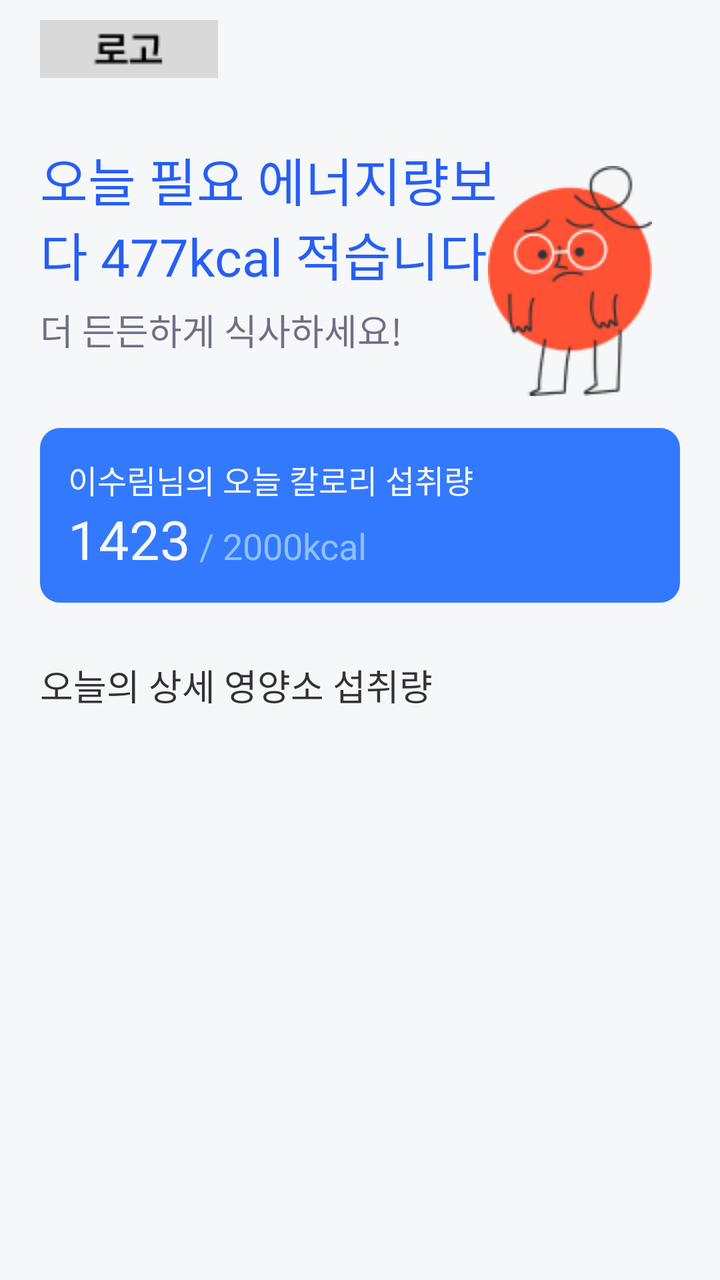
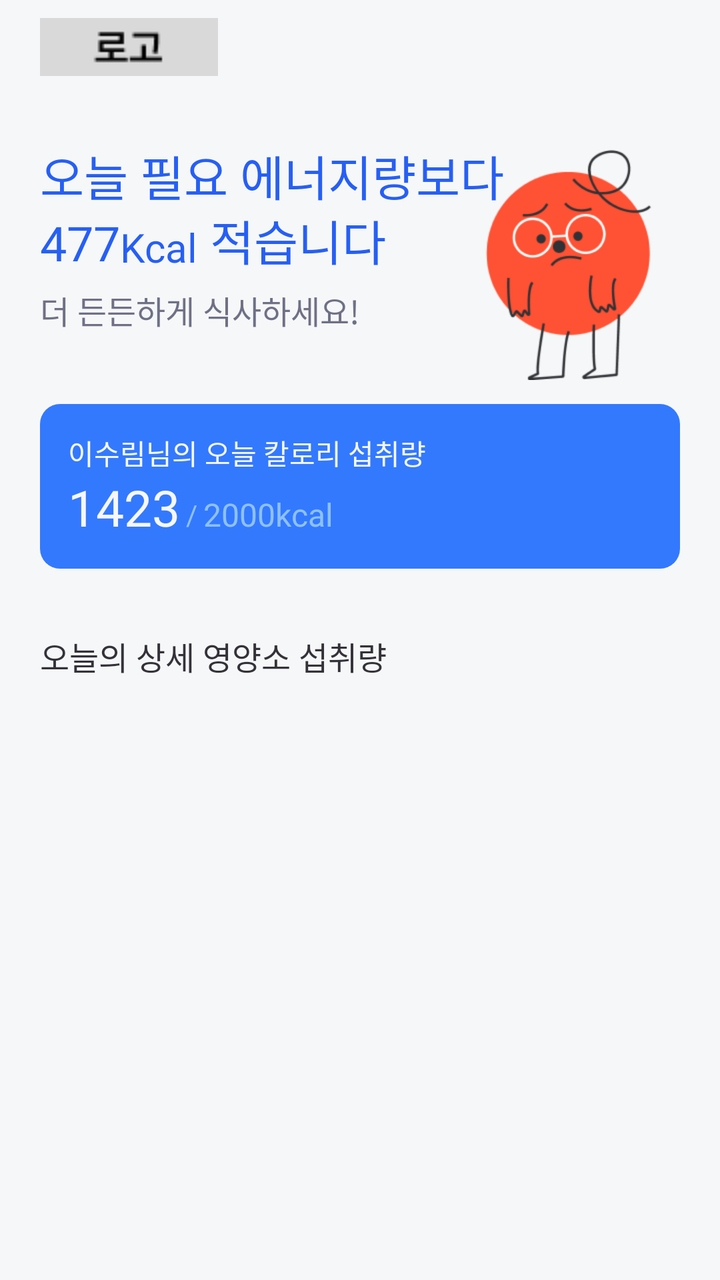

Two renders of the same Android screen: before a commit and after it. Below are the layout's source before the change and the commit's diff.
<!-- AndroidManifest.xml: application theme Theme.BeYourEyes -->
<!-- res/layout/fragment_home.xml -->
<?xml version="1.0" encoding="utf-8"?>
<ScrollView xmlns:android="http://schemas.android.com/apk/res/android"
    xmlns:app="http://schemas.android.com/apk/res-auto"
    xmlns:tools="http://schemas.android.com/tools"
    android:id="@+id/layout"
    android:layout_width="match_parent"
    android:layout_height="match_parent"
    android:background="@color/gray_50"
    tools:context=".ui.home.HomeFragment">


    <androidx.constraintlayout.widget.ConstraintLayout
        android:layout_width="match_parent"
        android:layout_height="wrap_content">

        <ImageView
            android:id="@+id/logo"
            android:layout_width="wrap_content"
            android:layout_height="wrap_content"
            android:layout_marginStart="20dp"
            android:layout_marginTop="10dp"
            android:src="@drawable/tmp_home_logo"
            app:layout_constraintStart_toStartOf="parent"
            app:layout_constraintTop_toTopOf="parent" />

        <ImageView
            android:id="@+id/topCharacter"
            android:layout_width="wrap_content"
            android:layout_height="wrap_content"
            android:layout_marginTop="83dp"
            android:layout_marginEnd="34dp"
            android:src="@drawable/tmp_home_illust"
            app:layout_constraintEnd_toEndOf="parent"
            app:layout_constraintTop_toTopOf="parent" />

        <LinearLayout
            android:id="@+id/topMsgLayout"
            android:layout_width="0dp"
            android:layout_height="wrap_content"
            android:layout_marginStart="20dp"
            android:layout_marginTop="32dp"
            android:layout_marginEnd="102dp"
            android:orientation="vertical"
            app:layout_constraintEnd_toEndOf="parent"
            app:layout_constraintStart_toStartOf="parent"
            app:layout_constraintTop_toBottomOf="@+id/logo">

            <TextView
                android:id="@+id/topMsgBig"
                android:layout_width="match_parent"
                android:layout_height="wrap_content"
                android:layout_marginBottom="6dp"
                android:fontFamily="@font/wanted_sans_bold"
                android:text="오늘 필요 에너지량보다 477kcal 적습니다"
                android:textColor="@color/blue_600"
                android:textSize="26sp" />

            <TextView
                android:id="@+id/topMsgSmall"
                android:layout_width="match_parent"
                android:layout_height="wrap_content"
                android:fontFamily="@font/wanted_sans_semi_bold"
                android:text="더 든든하게 식사하세요!"
                android:textColor="@color/gray_700"
                android:textSize="18sp" />
        </LinearLayout>

        <LinearLayout
            android:id="@+id/kcalLayout"
            android:layout_width="0dp"
            android:layout_height="wrap_content"
            android:layout_marginStart="20dp"
            android:layout_marginTop="16dp"
            android:layout_marginEnd="20dp"
            android:background="@drawable/bg_blue_500_rds_10"
            android:orientation="vertical"
            android:padding="14dp"
            app:layout_constraintEnd_toEndOf="parent"
            app:layout_constraintStart_toStartOf="parent"
            app:layout_constraintTop_toBottomOf="@+id/topCharacter">

            <TextView
                android:id="@+id/textView9"
                android:layout_width="wrap_content"
                android:layout_height="wrap_content"
                android:layout_weight="1"
                android:fontFamily="@font/wanted_sans_bold"
                android:text="이수림님의 오늘 칼로리 섭취량"
                android:textColor="@color/gray_50"
                android:textSize="16sp" />

            <LinearLayout
                android:layout_width="match_parent"
                android:layout_height="match_parent"
                android:layout_weight="1"
                android:orientation="horizontal">

                <TextView
                    android:id="@+id/textView11"
                    android:layout_width="wrap_content"
                    android:layout_height="wrap_content"
                    android:fontFamily="@font/wanted_sans_bold"
                    android:text="1423"
                    android:textColor="@color/gray_50"
                    android:textSize="27sp" />

                <TextView
                    android:id="@+id/textView12"
                    android:layout_width="match_parent"
                    android:layout_height="wrap_content"
                    android:fontFamily="@font/wanted_sans_extra_bold"
                    android:text=" / 2000kcal"
                    android:textColor="@color/blue_300"
                    android:textSize="18sp" />
            </LinearLayout>

        </LinearLayout>

        <TextView
            android:id="@+id/todayIntakeLabel"
            android:layout_width="match_parent"
            android:layout_height="wrap_content"
            android:layout_marginHorizontal="20dp"
            android:layout_marginTop="28dp"

            android:fontFamily="@font/wanted_sans_bold"
            android:text="오늘의 상세 영양소 섭취량"
            android:textColor="@color/gray_950"
            android:textSize="18sp"
            app:layout_constraintEnd_toEndOf="parent"
            app:layout_constraintHorizontal_bias="0.6"
            app:layout_constraintStart_toStartOf="parent"
            app:layout_constraintTop_toBottomOf="@+id/kcalLayout" />


        <androidx.recyclerview.widget.RecyclerView
            android:id="@+id/intakeRecyclerView"
            android:layout_width="match_parent"
            android:layout_height="wrap_content"
            android:layout_marginHorizontal="13dp"
            android:layout_marginTop="10dp"
            app:layout_constraintEnd_toEndOf="parent"
            app:layout_constraintStart_toStartOf="parent"
            app:layout_constraintTop_toBottomOf="@+id/todayIntakeLabel" />


    </androidx.constraintlayout.widget.ConstraintLayout>
</ScrollView>
<!-- resources referenced by this layout -->
<resources>
  <color name="blue_300">#8EC1FF</color>
  <color name="blue_600">#265FF4</color>
  <color name="gray_50">#F6F7F8</color>
  <color name="gray_700">#6F7086</color>
  <color name="gray_950">#333239</color>
  <!-- drawable bg_blue_500_rds_10 (drawable) -->
  <?xml version="1.0" encoding="utf-8"?>
  <shape
      xmlns:android="http://schemas.android.com/apk/res/android"
      android:shape="rectangle">
      <solid android:color="@color/blue_500" />
      <corners android:radius="10dp" />
  </shape>
  <!-- drawable tmp_home_illust: png bitmap (drawable, 7068 bytes) -->
  <!-- drawable tmp_home_logo: png bitmap (drawable, 526 bytes) -->
  <style name="Theme.BeYourEyes" parent="Theme.MaterialComponents.Light.NoActionBar">
          
          <item name="colorPrimary">@color/blue_500</item>
          <item name="colorPrimaryVariant">@color/blue_700</item>
          <item name="colorOnPrimary">@color/white</item>
          
          <item name="colorSecondary">@color/teal_200</item>
          <item name="colorSecondaryVariant">@color/teal_700</item>
          <item name="colorOnSecondary">@color/black</item>
          
          <item name="android:statusBarColor">@color/gray_50</item>
          <item name="android:windowLightStatusBar">true</item>
          <item name="android:navigationBarColor">@color/gray_50</item>
          
          <item name="chipStyle">@style/TextChipStyle</item>
      </style>
  <color name="blue_500">#3379FE</color>
  <color name="blue_700">#1543E0</color>
  <color name="white">#FFFFFFFF</color>
  <color name="teal_200">#FF03DAC5</color>
  <color name="teal_700">#FF018786</color>
  <color name="black">#FF000000</color>
  <style name="TextChipStyle" parent="Widget.MaterialComponents.Chip.Choice">
          <item name="chipCornerRadius">10dp</item>
          <item name="chipMinHeight">58dp</item>
          <item name="chipBackgroundColor">@color/chip_bg_color</item>
          <item name="android:textColor">@color/chip_text_color</item>
          <item name="chipStrokeColor">@color/chip_stroke_color</item>
          <item name="chipStrokeWidth">2dp</item>
          <item name="android:textAlignment">center</item>
          <item name="fontFamily">@font/wanted_sans_semi_bold</item>
          <item name="android:textSize">16sp</item>
          <item name="android:paddingTop">14dp</item>
          <item name="android:paddingBottom">14dp</item>
      </style>
</resources>

<!-- the commit's change to res/layout/fragment_home.xml (unified diff, before → after) -->
@@ -6,6 +6,7 @@
     android:layout_width="match_parent"
     android:layout_height="match_parent"
     android:background="@color/gray_50"
+    android:scrollbarSize="0dp"
     tools:context=".ui.home.HomeFragment">
 
 
@@ -18,131 +19,197 @@
             android:layout_width="wrap_content"
             android:layout_height="wrap_content"
             android:layout_marginStart="20dp"
-            android:layout_marginTop="10dp"
+            android:layout_marginTop="9dp"
             android:src="@drawable/tmp_home_logo"
             app:layout_constraintStart_toStartOf="parent"
             app:layout_constraintTop_toTopOf="parent" />
 
-        <ImageView
-            android:id="@+id/topCharacter"
-            android:layout_width="wrap_content"
-            android:layout_height="wrap_content"
-            android:layout_marginTop="83dp"
-            android:layout_marginEnd="34dp"
-            android:src="@drawable/tmp_home_illust"
+        <androidx.constraintlayout.widget.ConstraintLayout
+            android:id="@+id/topMsgLayout"
+            android:layout_width="match_parent"
+            android:layout_height="wrap_content"
+            android:layout_marginStart="20dp"
+            android:layout_marginTop="70dp"
+            android:layout_marginEnd="20dp"
             app:layout_constraintEnd_toEndOf="parent"
-            app:layout_constraintTop_toTopOf="parent" />
-
-        <LinearLayout
-            android:id="@+id/topMsgLayout"
-            android:layout_width="0dp"
-            android:layout_height="wrap_content"
-            android:layout_marginStart="20dp"
-            android:layout_marginTop="32dp"
-            android:layout_marginEnd="102dp"
-            android:orientation="vertical"
-            app:layout_constraintEnd_toEndOf="parent"
-            app:layout_constraintStart_toStartOf="parent"
-            app:layout_constraintTop_toBottomOf="@+id/logo">
-
-            <TextView
-                android:id="@+id/topMsgBig"
-                android:layout_width="match_parent"
-                android:layout_height="wrap_content"
-                android:layout_marginBottom="6dp"
-                android:fontFamily="@font/wanted_sans_bold"
-                android:text="오늘 필요 에너지량보다 477kcal 적습니다"
-                android:textColor="@color/blue_600"
-                android:textSize="26sp" />
+            app:layout_constraintStart_toStartOf="parent"
+            app:layout_constraintTop_toTopOf="parent">
+
+            <ImageView
+                android:id="@+id/topCharacter"
+                android:layout_width="84dp"
+                android:layout_height="115dp"
+                android:layout_marginTop="5dp"
+                android:layout_marginEnd="14dp"
+                android:src="@drawable/home_sad_2x"
+                app:layout_constraintBottom_toBottomOf="parent"
+                app:layout_constraintEnd_toEndOf="parent"
+                app:layout_constraintHorizontal_bias="1.0"
+                app:layout_constraintStart_toEndOf="@+id/topMsg1"
+                app:layout_constraintTop_toTopOf="parent"
+                app:layout_constraintVertical_bias="1.0" />
+
+            <TextView
+                android:id="@+id/topMsg1"
+                android:layout_width="wrap_content"
+                android:layout_height="wrap_content"
+                android:fontFamily="@font/wanted_sans_bold"
+                android:text="오늘 필요 에너지량보다"
+                android:textColor="@color/blue_600"
+                android:textSize="24sp"
+                app:layout_constraintStart_toStartOf="parent"
+                app:layout_constraintTop_toTopOf="parent" />
+
+            <TextView
+                android:id="@+id/topMsg2"
+                android:layout_width="wrap_content"
+                android:layout_height="wrap_content"
+                android:fontFamily="@font/wanted_sans_bold"
+                android:text=" 적습니다"
+                android:textColor="@color/blue_600"
+                android:textSize="24sp"
+                app:layout_constraintBottom_toBottomOf="@+id/topMsgKcal"
+                app:layout_constraintStart_toEndOf="@+id/topMsgKcalUnit" />
+
+            <TextView
+                android:id="@+id/topMsgKcal"
+                android:layout_width="wrap_content"
+                android:layout_height="wrap_content"
+                android:fontFamily="@font/wanted_sans_extra_black"
+                android:text="477"
+                android:textColor="@color/blue_600"
+                android:textSize="24sp"
+                app:layout_constraintStart_toStartOf="parent"
+                app:layout_constraintTop_toBottomOf="@+id/topMsg1" />
+
+            <TextView
+                android:id="@+id/topMsgKcalUnit"
+                android:layout_width="wrap_content"
+                android:layout_height="wrap_content"
+                android:fontFamily="@font/wanted_sans_extra_bold"
+                android:text="Kcal"
+                android:textColor="@color/blue_600"
+                android:textSize="20sp"
+                app:layout_constraintBottom_toBottomOf="@+id/topMsgKcal"
+                app:layout_constraintStart_toEndOf="@+id/topMsgKcal"
+                app:layout_constraintTop_toTopOf="@+id/topMsgKcal"
+                app:layout_constraintVertical_bias="0.93" />
 
             <TextView
                 android:id="@+id/topMsgSmall"
-                android:layout_width="match_parent"
-                android:layout_height="wrap_content"
+                android:layout_width="wrap_content"
+                android:layout_height="wrap_content"
+                android:layout_marginTop="6dp"
                 android:fontFamily="@font/wanted_sans_semi_bold"
                 android:text="더 든든하게 식사하세요!"
                 android:textColor="@color/gray_700"
-                android:textSize="18sp" />
-        </LinearLayout>
-
-        <LinearLayout
-            android:id="@+id/kcalLayout"
-            android:layout_width="0dp"
+                android:textSize="16sp"
+                app:layout_constraintStart_toStartOf="parent"
+                app:layout_constraintTop_toBottomOf="@+id/topMsgKcal" />
+        </androidx.constraintlayout.widget.ConstraintLayout>
+
+        <androidx.constraintlayout.widget.ConstraintLayout
+            android:id="@+id/todayKcalLayout"
+            android:layout_width="match_parent"
             android:layout_height="wrap_content"
             android:layout_marginStart="20dp"
-            android:layout_marginTop="16dp"
+            android:layout_marginTop="12dp"
             android:layout_marginEnd="20dp"
             android:background="@drawable/bg_blue_500_rds_10"
-            android:orientation="vertical"
             android:padding="14dp"
             app:layout_constraintEnd_toEndOf="parent"
             app:layout_constraintStart_toStartOf="parent"
-            app:layout_constraintTop_toBottomOf="@+id/topCharacter">
-
-            <TextView
-                android:id="@+id/textView9"
-                android:layout_width="wrap_content"
-                android:layout_height="wrap_content"
-                android:layout_weight="1"
+            app:layout_constraintTop_toBottomOf="@id/topMsgLayout">
+
+            <TextView
+                android:id="@+id/todayKcalLabel"
+                android:layout_width="wrap_content"
+                android:layout_height="wrap_content"
                 android:fontFamily="@font/wanted_sans_bold"
                 android:text="이수림님의 오늘 칼로리 섭취량"
                 android:textColor="@color/gray_50"
-                android:textSize="16sp" />
-
-            <LinearLayout
+                android:textSize="14sp"
+                app:layout_constraintStart_toStartOf="parent"
+                app:layout_constraintTop_toTopOf="parent" />
+
+            <TextView
+                android:id="@+id/kcalToday"
+                android:layout_width="wrap_content"
+                android:layout_height="wrap_content"
+                android:fontFamily="@font/wanted_sans_bold"
+                android:text="1423"
+                android:textColor="@color/gray_50"
+                android:textSize="25sp"
+                app:layout_constraintStart_toStartOf="parent"
+                app:layout_constraintTop_toBottomOf="@+id/todayKcalLabel" />
+
+            <TextView
+                android:id="@+id/intakeSlash"
+                android:layout_width="wrap_content"
+                android:layout_height="wrap_content"
+                android:layout_marginStart="3dp"
+                android:fontFamily="@font/wanted_sans_extra_bold"
+                android:text="/"
+                android:textColor="@color/blue_300"
+                android:textSize="14sp"
+                app:layout_constraintBottom_toBottomOf="@+id/kcalToday"
+                app:layout_constraintStart_toEndOf="@+id/kcalToday"
+                app:layout_constraintTop_toTopOf="@+id/kcalToday"
+                app:layout_constraintVertical_bias="0.75" />
+
+            <TextView
+                android:id="@+id/kcalGoal"
+                android:layout_width="wrap_content"
+                android:layout_height="wrap_content"
+                android:layout_marginStart="3dp"
+                android:fontFamily="@font/wanted_sans_extra_bold"
+                android:text="2000kcal"
+                android:textColor="@color/blue_300"
+                android:textSize="16sp"
+                app:layout_constraintBottom_toBottomOf="@+id/intakeSlash"
+                app:layout_constraintStart_toEndOf="@+id/intakeSlash"
+                app:layout_constraintTop_toTopOf="@+id/intakeSlash" />
+
+        </androidx.constraintlayout.widget.ConstraintLayout>
+
+        <androidx.constraintlayout.widget.ConstraintLayout
+            android:id="@+id/todayNutriLayout"
+            android:layout_width="0dp"
+            android:layout_height="wrap_content"
+            android:layout_marginTop="32dp"
+            android:layout_marginBottom="30dp"
+            app:layout_constraintBottom_toBottomOf="parent"
+            app:layout_constraintEnd_toEndOf="parent"
+            app:layout_constraintStart_toStartOf="parent"
+            app:layout_constraintTop_toBottomOf="@id/todayKcalLayout"
+            app:layout_constraintVertical_bias="1.0">
+
+            <TextView
+                android:id="@+id/todayNutriLabel"
                 android:layout_width="match_parent"
-                android:layout_height="match_parent"
-                android:layout_weight="1"
-                android:orientation="horizontal">
-
-                <TextView
-                    android:id="@+id/textView11"
-                    android:layout_width="wrap_content"
-                    android:layout_height="wrap_content"
-                    android:fontFamily="@font/wanted_sans_bold"
-                    android:text="1423"
-                    android:textColor="@color/gray_50"
-                    android:textSize="27sp" />
-
-                <TextView
-                    android:id="@+id/textView12"
-                    android:layout_width="match_parent"
-                    android:layout_height="wrap_content"
-                    android:fontFamily="@font/wanted_sans_extra_bold"
-                    android:text=" / 2000kcal"
-                    android:textColor="@color/blue_300"
-                    android:textSize="18sp" />
-            </LinearLayout>
-
-        </LinearLayout>
-
-        <TextView
-            android:id="@+id/todayIntakeLabel"
-            android:layout_width="match_parent"
-            android:layout_height="wrap_content"
-            android:layout_marginHorizontal="20dp"
-            android:layout_marginTop="28dp"
-
-            android:fontFamily="@font/wanted_sans_bold"
-            android:text="오늘의 상세 영양소 섭취량"
-            android:textColor="@color/gray_950"
-            android:textSize="18sp"
-            app:layout_constraintEnd_toEndOf="parent"
-            app:layout_constraintHorizontal_bias="0.6"
-            app:layout_constraintStart_toStartOf="parent"
-            app:layout_constraintTop_toBottomOf="@+id/kcalLayout" />
-
-
-        <androidx.recyclerview.widget.RecyclerView
-            android:id="@+id/intakeRecyclerView"
-            android:layout_width="match_parent"
-            android:layout_height="wrap_content"
-            android:layout_marginHorizontal="13dp"
-            android:layout_marginTop="10dp"
-            app:layout_constraintEnd_toEndOf="parent"
-            app:layout_constraintStart_toStartOf="parent"
-            app:layout_constraintTop_toBottomOf="@+id/todayIntakeLabel" />
-
+                android:layout_height="wrap_content"
+                android:layout_marginHorizontal="20dp"
+                android:layout_marginStart="20dp"
+                android:layout_marginEnd="20dp"
+                android:fontFamily="@font/wanted_sans_bold"
+                android:text="오늘의 상세 영양소 섭취량"
+                android:textColor="@color/gray_950"
+                android:textSize="16sp"
+                app:layout_constraintEnd_toEndOf="parent"
+                app:layout_constraintStart_toStartOf="parent"
+                app:layout_constraintTop_toTopOf="parent" />
+
+            <androidx.recyclerview.widget.RecyclerView
+                android:id="@+id/todayNutriRecyclerView"
+                android:layout_width="match_parent"
+                android:layout_height="wrap_content"
+                android:layout_marginHorizontal="13dp"
+                android:layout_marginTop="20dp"
+                app:layout_constraintEnd_toEndOf="parent"
+                app:layout_constraintStart_toStartOf="parent"
+                app:layout_constraintTop_toBottomOf="@id/todayNutriLabel" />
+
+        </androidx.constraintlayout.widget.ConstraintLayout>
 
     </androidx.constraintlayout.widget.ConstraintLayout>
 </ScrollView>
<!-- resource entries referenced after the edit -->
@@ -13,7 +13,7 @@
       <solid android:color="@color/blue_500" />
       <corners android:radius="10dp" />
   </shape>
-  <!-- drawable tmp_home_illust: png bitmap (drawable, 7068 bytes) -->
+  <!-- drawable home_sad_2x: png bitmap (drawable, 16194 bytes) -->
   <!-- drawable tmp_home_logo: png bitmap (drawable, 526 bytes) -->
   <style name="Theme.BeYourEyes" parent="Theme.MaterialComponents.Light.NoActionBar">
           
